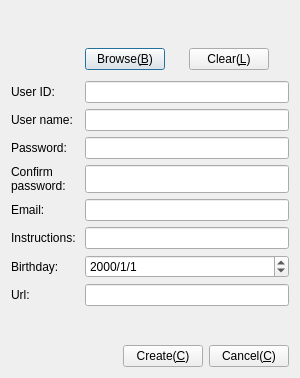
Qt form Widgets/DlgRegister/DlgRegister.ui (KangLin/RabbitIm) before a commit.
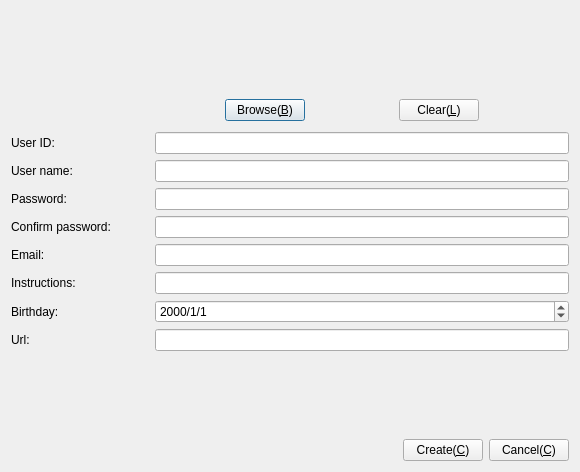
The same form after that commit. Icons and pictures are not drawn.

What changed in the file:
```diff
--- a/Widgets/DlgRegister/DlgRegister.ui
+++ b/Widgets/DlgRegister/DlgRegister.ui
@@ -6,8 +6,8 @@
    <rect>
     <x>0</x>
     <y>0</y>
-    <width>300</width>
-    <height>378</height>
+    <width>580</width>
+    <height>472</height>
    </rect>
   </property>
   <property name="sizePolicy">
```
Left out of the diff: 1 changed line with no effect on the pictures.
